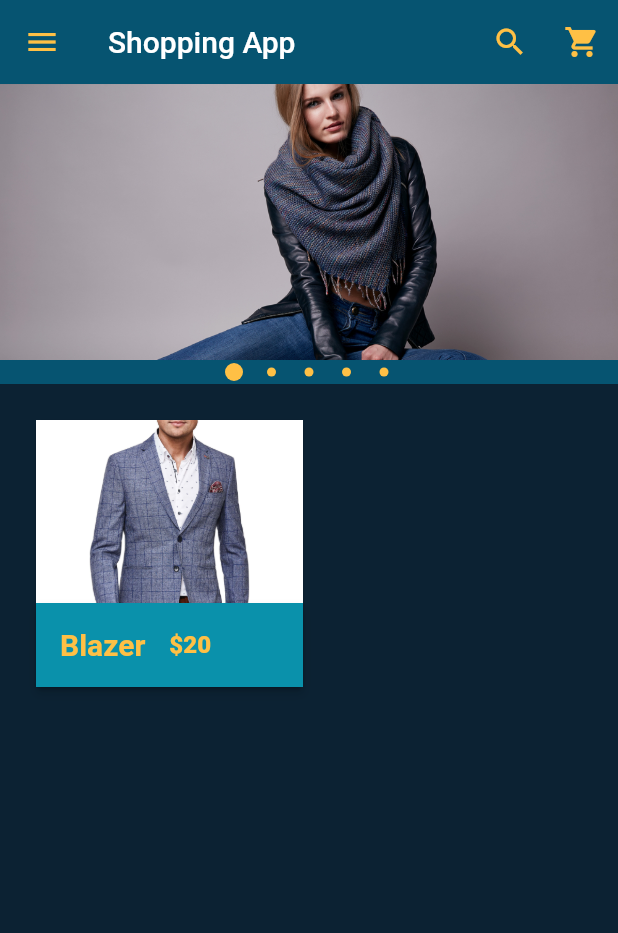
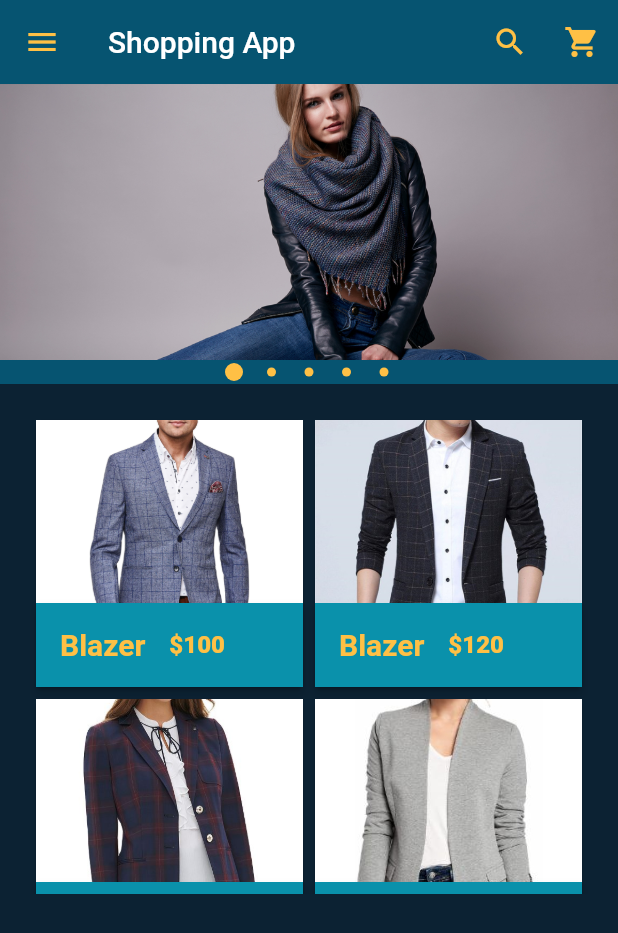
Before and after one commit to ahmedashraffcih/Flutter-Shopping-App, a Flutter app: the screen it shows after launch, on a phone screen of 412 x 824 dp. Shown: the top 933 px of the screen. Run offline on Flutter 3.47's test engine with Material 2 defaults, Android fonts, the phone set to English and light mode, and no system bars; drawn by our look-alikes of carousel_pro.

Commit message:
Listing Products

```diff
--- a/lib/Components/Products.dart
+++ b/lib/Components/Products.dart
@@ -8,11 +8,161 @@ class Products extends StatefulWidget {
 
 class _ProductsState extends State<Products> {
   var product_list = [
+//****************Blazers for men************************************/
     {
       "name": "Blazer",
-      "picture": "images/blazer.jpg",
-      "price": 20,
-    }
+      "picture": "images/blazer for men1.jpg",
+      "price": 100,
+    },
+    {
+      "name": "Blazer",
+      "picture": "images/blazer for men2.jpg",
+      "price": 120,
+    },
+//****************Blazers for women************************************/
+    {
+      "name": "Blazer",
+      "picture": "images/blazer for women1.jpg",
+      "price": 110,
+    },
+    {
+      "name": "Blazer",
+      "picture": "images/blazer for women2.jpg",
+      "price": 90,
+    },
+//****************Shirts for men************************************/
+    {
+      "name": "Shirt",
+      "picture": "images/shirts for men1.jpg",
+      "price": 70,
+    },
+    {
+      "name": "Shirt",
+      "picture": "images/shirts for men2.jpg",
+      "price": 90,
+    },
+//****************Shirts for women************************************/
+    {
+      "name": "Shirt",
+      "picture": "images/shirts for women1.jpg",
+      "price": 95,
+    },
+    {
+      "name": "Shirt",
+      "picture": "images/shirts for women2.jpg",
+      "price": 115,
+    },
+//****************Jackets for men************************************/
+    {
+      "name": "Jacket",
+      "picture": "images/jacket for men1.jpg",
+      "price": 220,
+    },
+    {
+      "name": "Jacket",
+      "picture": "images/jacket for men2.jpg",
+      "price": 280,
+    },
+//****************Jackets for women************************************/
+    {
+      "name": "Jacket",
+      "picture": "images/jacket for women1.jpg",
+      "price": 180,
+    },
+    {
+      "name": "Jacket",
+      "picture": "images/jacket for women2.jpg",
+      "price": 290,
+    },
+//****************T-Shirts for men************************************/
+    {
+      "name": "T-Shirt",
+      "picture": "images/t-shirts for men1.jpg",
+      "price": 60,
+    },
+    {
+      "name": "T-Shirt",
+      "picture": "images/t-shirts for men2.jpg",
+      "price": 75,
+    },
+//****************T-Shirts for women************************************/
+    {
+      "name": "T-Shirt",
+      "picture": "images/t-shirts for women1.jpg",
+      "price": 95,
+    },
+    {
+      "name": "T-Shirt",
+      "picture": "images/t-shirts for women2.jpg",
+      "price": 85,
+    },
+//****************Pants for men************************************/
+    {
+      "name": "Pants",
+      "picture": "images/Pants for men2.jpg",
+      "price": 150,
+    },
+    {
+      "name": "Pants",
+      "picture": "images/Pants for men4.jpg",
+      "price": 120,
+    },
+//****************Pants for women************************************/
+    {
+      "name": "Pants",
+      "picture": "images/Pants for women1.jpg",
+      "price": 180,
+    },
+    {
+      "name": "Pants",
+      "picture": "images/Pants for women3.jpg",
+      "price": 210,
+    },
+//****************Casual shoes for men************************************/
+    {
+      "name": "Shoes",
+      "picture": "images/casual shoes for men1.jpg",
+      "price": 180,
+    },
+    {
+      "name": "Shoes",
+      "picture": "images/casual shoes for men2.jpg",
+      "price": 165,
+    },
+//****************Casual shoes for women************************************/
+    {
+      "name": "Shoes",
+      "picture": "images/casual shoes for women1.jpg",
+      "price": 150,
+    },
+    {
+      "name": "Shoes",
+      "picture": "images/casual shoes for women2.jpg",
+      "price": 195,
+    },
+//****************Classic shoes for men************************************/
+    {
+      "name": "Shoes",
+      "picture": "images/classic shoes for men1.jpg",
+      "price": 150,
+    },
+    {
+      "name": "Shoes",
+      "picture": "images/classic shoes for men2.jpg",
+      "price": 200,
+    },
+//****************Classic shoes for women************************************/
+    {
+      "name": "Shoes",
+      "picture": "images/classic shoes for women1.jpg",
+      "price": 160,
+    },
+    {
+      "name": "Shoes",
+      "picture": "images/classic shoes for women2.jpg",
+      "price": 180,
+    },
+//****************************************************/
   ];
   @override
   Widget build(BuildContext context) {
```
